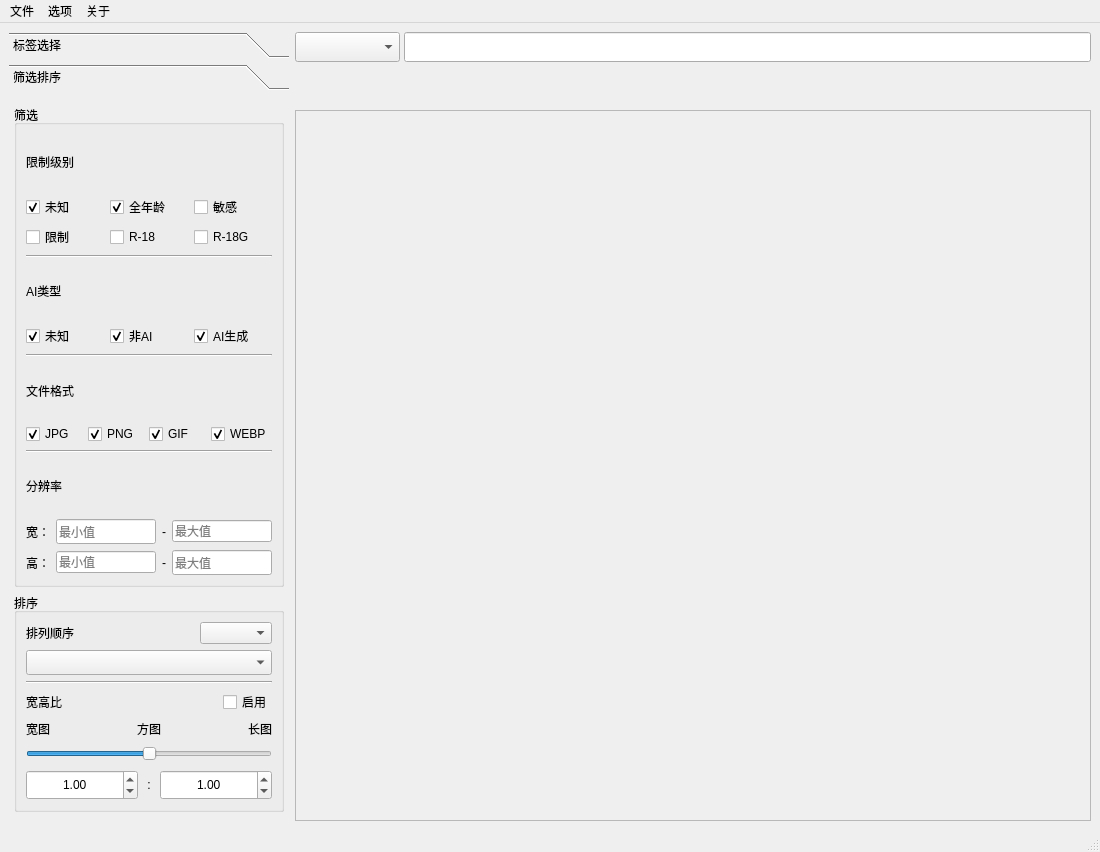
The window that src/ui/main_window.ui (R4nd5tr/waifu_gallery) describes before a commit, drawn with Qt 5.
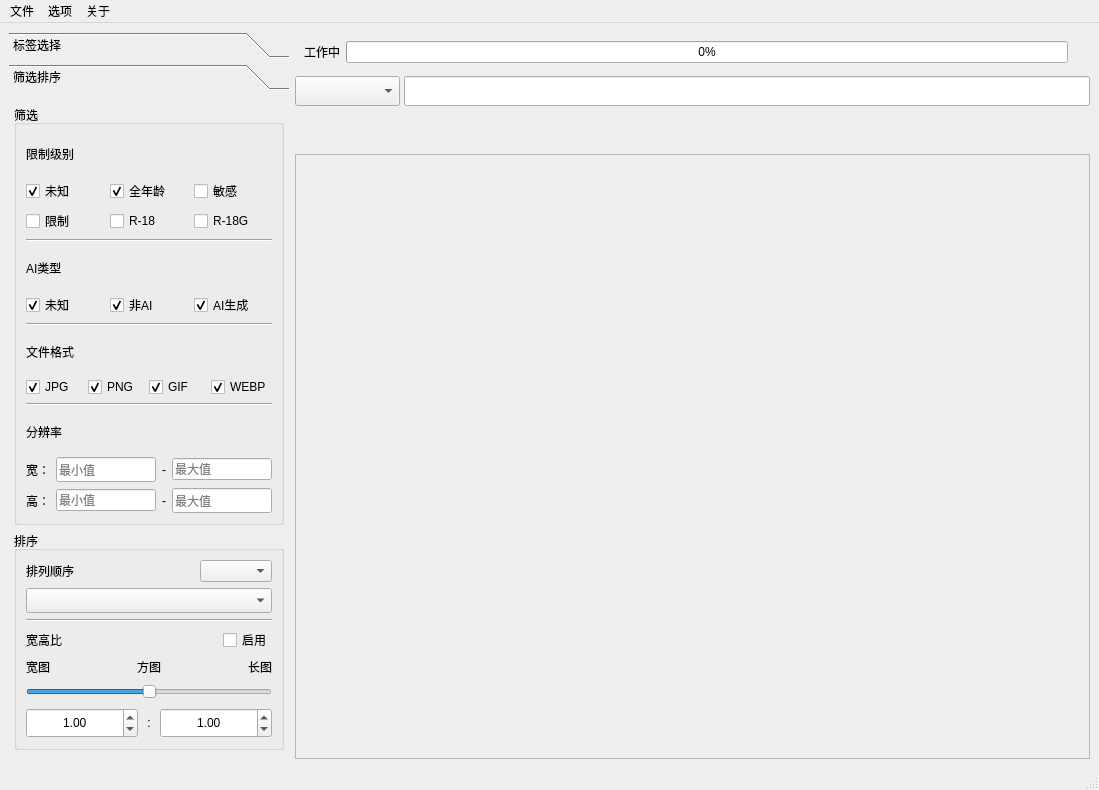
The same window after the commit. The open tabs and pages were chosen to show the change. Icons and pictures are not drawn.

Commit message: add progress bar to MainWindow and fixed some bugs, tested

```diff
--- a/src/ui/main_window.ui
+++ b/src/ui/main_window.ui
@@ -9,8 +9,8 @@
    <rect>
     <x>0</x>
     <y>0</y>
-    <width>1100</width>
-    <height>852</height>
+    <width>1099</width>
+    <height>790</height>
    </rect>
   </property>
   <property name="windowTitle">
@@ -192,7 +192,7 @@
          <x>0</x>
          <y>0</y>
          <width>280</width>
-         <height>721</height>
+         <height>659</height>
         </rect>
        </property>
        <attribute name="label">
@@ -832,6 +832,42 @@
       <property name="spacing">
        <number>4</number>
       </property>
+      <item>
+       <widget class="QWidget" name="progressWidget" native="true">
+        <property name="minimumSize">
+         <size>
+          <width>0</width>
+          <height>0</height>
+         </size>
+        </property>
+        <layout class="QHBoxLayout" name="horizontalLayout_10">
+         <item>
+          <widget class="QLabel" name="progressLabel">
+           <property name="text">
+            <string>工作中</string>
+           </property>
+          </widget>
+         </item>
+         <item>
+          <widget class="QProgressBar" name="progressBar">
+           <property name="value">
+            <number>0</number>
+           </property>
+           <property name="format">
+            <string>%p%</string>
+           </property>
+          </widget>
+         </item>
+         <item>
+          <widget class="QLabel" name="progressStatusLabel">
+           <property name="text">
+            <string/>
+           </property>
+          </widget>
+         </item>
+        </layout>
+       </widget>
+      </item>
       <item>
        <widget class="QWidget" name="searchWidget" native="true">
         <property name="minimumSize">
@@ -934,7 +970,7 @@
           <rect>
            <x>0</x>
            <y>0</y>
-           <width>794</width>
+           <width>793</width>
            <height>40</height>
           </rect>
          </property>
@@ -984,8 +1020,8 @@
           <rect>
            <x>0</x>
            <y>0</y>
-           <width>792</width>
-           <height>699</height>
+           <width>791</width>
+           <height>592</height>
           </rect>
          </property>
          <property name="sizePolicy">
@@ -1008,7 +1044,7 @@
     <rect>
      <x>0</x>
      <y>0</y>
-     <width>1100</width>
+     <width>1099</width>
      <height>33</height>
     </rect>
    </property>
```
Left out of the diff: 4 changed lines with no effect on the pictures. The commit also changes 11 other files.
